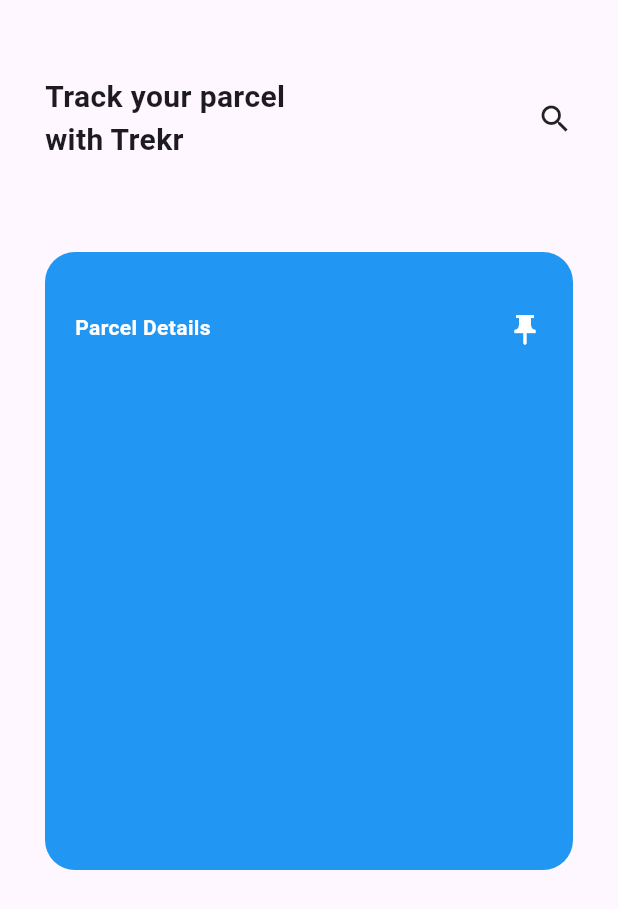
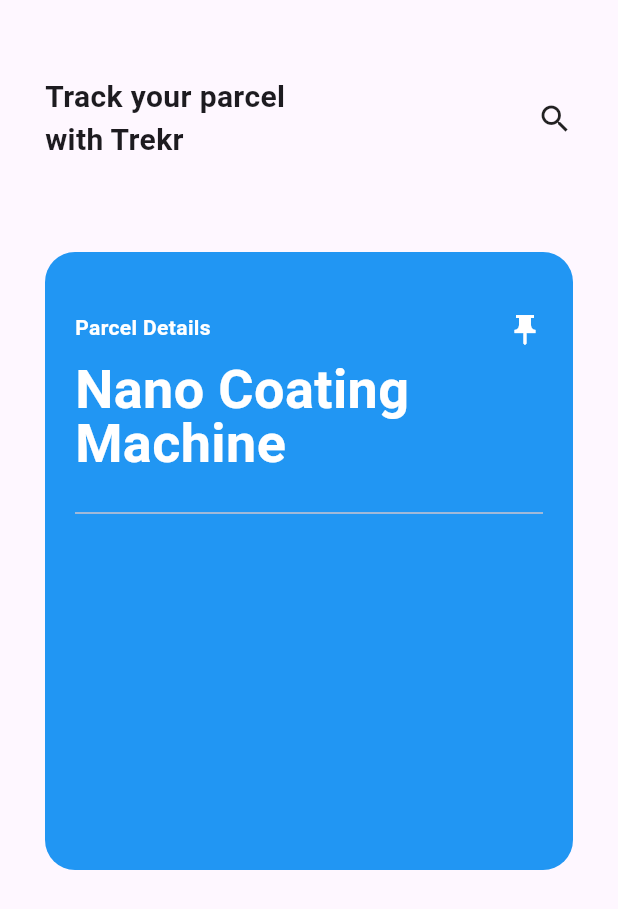
Before and after one commit to tinashemahwenda/trekr, a Flutter app: the TrekrProduct screen opened directly, on a phone screen of 412 x 824 dp. Shown: the top 909 px of the screen. Run offline on Flutter 3.47's test engine with Material 3 defaults, Android fonts, the phone set to English and light mode, and no system bars.

Commit message:
styled the product header

```diff
--- a/lib/screens/trekr_product.dart
+++ b/lib/screens/trekr_product.dart
@@ -49,21 +49,42 @@ class TrekrProduct extends StatelessWidget {
                   vertical: 40.0,
                   horizontal: 20.0,
                 ),
-                child: Row(
+                child: Column(
                   crossAxisAlignment: CrossAxisAlignment.start,
-                  mainAxisAlignment: MainAxisAlignment.spaceBetween,
                   children: [
+                    Row(
+                      crossAxisAlignment: CrossAxisAlignment.start,
+                      mainAxisAlignment: MainAxisAlignment.spaceBetween,
+                      children: [
+                        Text(
+                          'Parcel Details',
+                          style: TextStyle(
+                            fontWeight: FontWeight.bold,
+                            color: Colors.white,
+                          ),
+                        ),
+                        Icon(
+                          Icons.push_pin_sharp,
+                          color: Colors.white,
+                        ),
+                      ],
+                    ),
+                    SizedBox(
+                      height: 10,
+                    ),
                     Text(
-                      'Parcel Details',
+                      'Nano Coating Machine',
                       style: TextStyle(
                         fontWeight: FontWeight.bold,
+                        fontSize: 36.0,
                         color: Colors.white,
+                        height: 1,
                       ),
                     ),
-                    Icon(
-                      Icons.push_pin_sharp,
-                      color: Colors.white,
+                    SizedBox(
+                      height: 20,
                     ),
+                    Divider(),
                   ],
                 ),
               ),
```
